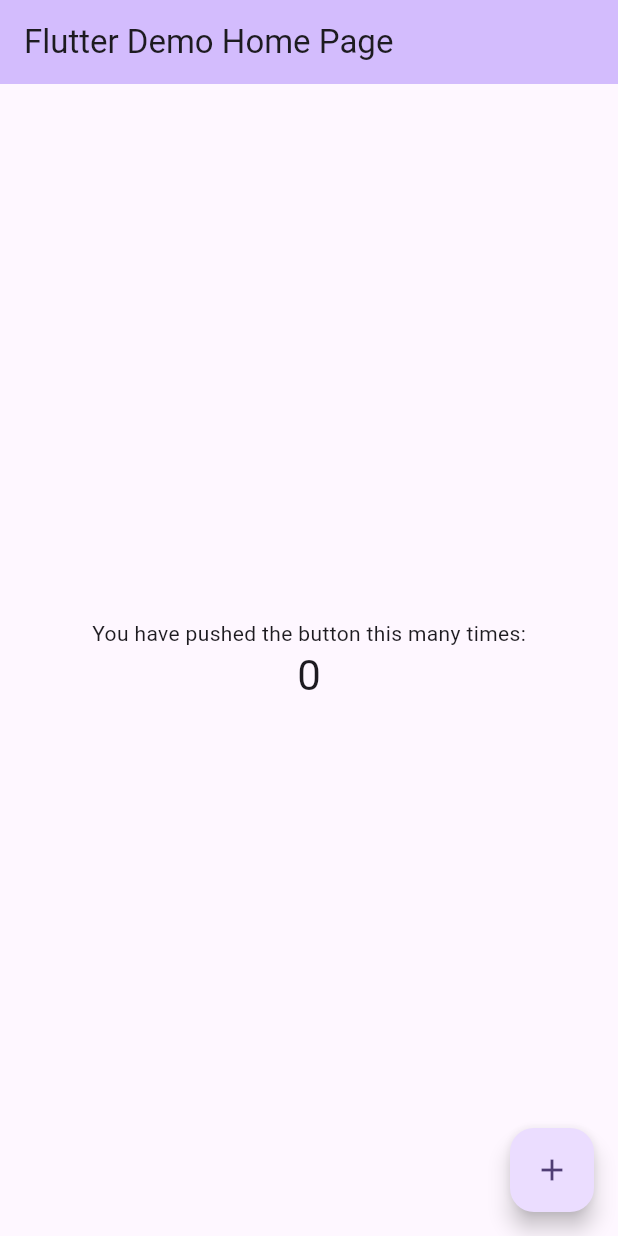
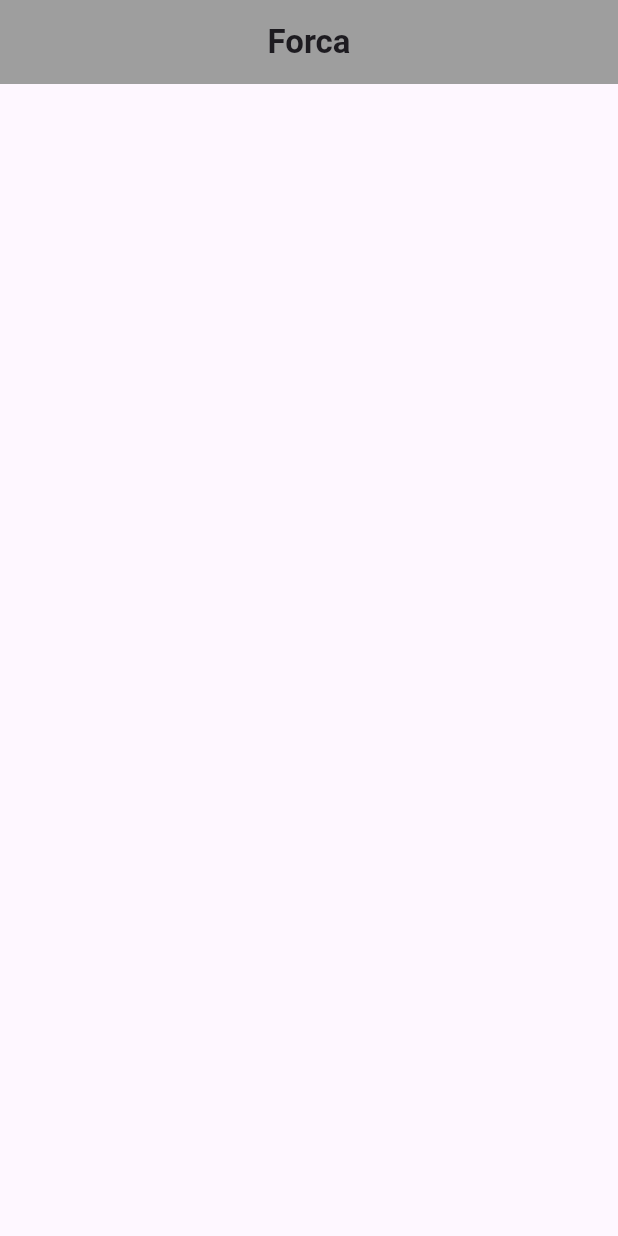
Before and after one commit to andrewbrtl/Forca, a Flutter app: the screen it shows after launch, on a phone screen of 412 x 824 dp. Run offline on Flutter 3.47's test engine with Material 3 defaults, Android fonts, the phone set to English and light mode, and no system bars.

Commit message:
Primeira pagina

```diff
--- a/analysis_options.yaml
+++ b/analysis_options.yaml
@@ -7,6 +7,15 @@
 
 # The following line activates a set of recommended lints for Flutter apps,
 # packages, and plugins designed to encourage good coding practices.
+analyzer:
+  exclude:
+    - build/**
+    - android/**
+    - ios/**
+    - web/**
+    - windows/**
+    - macos/**
+    - linux/**
 include: package:flutter_lints/flutter.yaml
 
 linter:
--- a/lib/main.dart
+++ b/lib/main.dart
@@ -1,4 +1,5 @@
 import 'package:flutter/material.dart';
+import 'package:jogo_da_forca/pages/forca_page.dart';
 
 void main() {
   runApp(const MyApp());
@@ -11,112 +12,9 @@ class MyApp extends StatelessWidget {
   @override
   Widget build(BuildContext context) {
     return MaterialApp(
-      title: 'Flutter Demo',
-      theme: ThemeData(
-        // This is the theme of your application.
-        //
-        // TRY THIS: Try running your application with "flutter run". You'll see
-        // the application has a purple toolbar. Then, without quitting the app,
-        // try changing the seedColor in the colorScheme below to Colors.green
-        // and then invoke "hot reload" (save your changes or press the "hot
-        // reload" button in a Flutter-supported IDE, or press "r" if you used
-        // the command line to start the app).
-        //
-        // Notice that the counter didn't reset back to zero; the application
-        // state is not lost during the reload. To reset the state, use hot
-        // restart instead.
-        //
-        // This works for code too, not just values: Most code changes can be
-        // tested with just a hot reload.
-        colorScheme: .fromSeed(seedColor: Colors.deepPurple),
-      ),
-      home: const MyHomePage(title: 'Flutter Demo Home Page'),
+      title: 'Forca',
+      debugShowCheckedModeBanner: false,
+      home: ForcaPage(),
     );
   }
 }
-
-class MyHomePage extends StatefulWidget {
-  const MyHomePage({super.key, required this.title});
-
-  // This widget is the home page of your application. It is stateful, meaning
-  // that it has a State object (defined below) that contains fields that affect
-  // how it looks.
-
-  // This class is the configuration for the state. It holds the values (in this
-  // case the title) provided by the parent (in this case the App widget) and
-  // used by the build method of the State. Fields in a Widget subclass are
-  // always marked "final".
-
-  final String title;
-
-  @override
-  State<MyHomePage> createState() => _MyHomePageState();
-}
-
-class _MyHomePageState extends State<MyHomePage> {
-  int _counter = 0;
-
-  void _incrementCounter() {
-    setState(() {
-      // This call to setState tells the Flutter framework that something has
-      // changed in this State, which causes it to rerun the build method below
-      // so that the display can reflect the updated values. If we changed
-      // _counter without calling setState(), then the build method would not be
-      // called again, and so nothing would appear to happen.
-      _counter++;
-    });
-  }
-
-  @override
-  Widget build(BuildContext context) {
-    // This method is rerun every time setState is called, for instance as done
-    // by the _incrementCounter method above.
-    //
-    // The Flutter framework has been optimized to make rerunning build methods
-    // fast, so that you can just rebuild anything that needs updating rather
-    // than having to individually change instances of widgets.
-    return Scaffold(
-      appBar: AppBar(
-        // TRY THIS: Try changing the color here to a specific color (to
-        // Colors.amber, perhaps?) and trigger a hot reload to see the AppBar
-        // change color while the other colors stay the same.
-        backgroundColor: Theme.of(context).colorScheme.inversePrimary,
-        // Here we take the value from the MyHomePage object that was created by
-        // the App.build method, and use it to set our appbar title.
-        title: Text(widget.title),
-      ),
-      body: Center(
-        // Center is a layout widget. It takes a single child and positions it
-        // in the middle of the parent.
-        child: Column(
-          // Column is also a layout widget. It takes a list of children and
-          // arranges them vertically. By default, it sizes itself to fit its
-          // children horizontally, and tries to be as tall as its parent.
-          //
-          // Column has various properties to control how it sizes itself and
-          // how it positions its children. Here we use mainAxisAlignment to
-          // center the children vertically; the main axis here is the vertical
-          // axis because Columns are vertical (the cross axis would be
-          // horizontal).
-          //
-          // TRY THIS: Invoke "debug painting" (choose the "Toggle Debug Paint"
-          // action in the IDE, or press "p" in the console), to see the
-          // wireframe for each widget.
-          mainAxisAlignment: .center,
-          children: [
-            const Text('You have pushed the button this many times:'),
-            Text(
-              '$_counter',
-              style: Theme.of(context).textTheme.headlineMedium,
-            ),
-          ],
-        ),
-      ),
-      floatingActionButton: FloatingActionButton(
-        onPressed: _incrementCounter,
-        tooltip: 'Increment',
-        child: const Icon(Icons.add),
-      ),
-    );
-  }
-}
--- /dev/null
+++ b/lib/pages/forca_page.dart
@@ -0,0 +1,21 @@
+import 'package:flutter/material.dart';
+
+class ForcaPage extends StatefulWidget {
+  const ForcaPage({super.key});
+
+  @override
+  State<ForcaPage> createState() => _ForcaPageState();
+}
+
+class _ForcaPageState extends State<ForcaPage> {
+  @override
+  Widget build(BuildContext context) {
+    return Scaffold(
+      appBar: AppBar(
+        centerTitle: true,
+        title: Text("Forca", style: TextStyle(fontWeight: FontWeight.bold)),
+        backgroundColor: Colors.grey,
+      ),
+    );
+  }
+}
```
Also changed, not shown: pubspec.lock.
